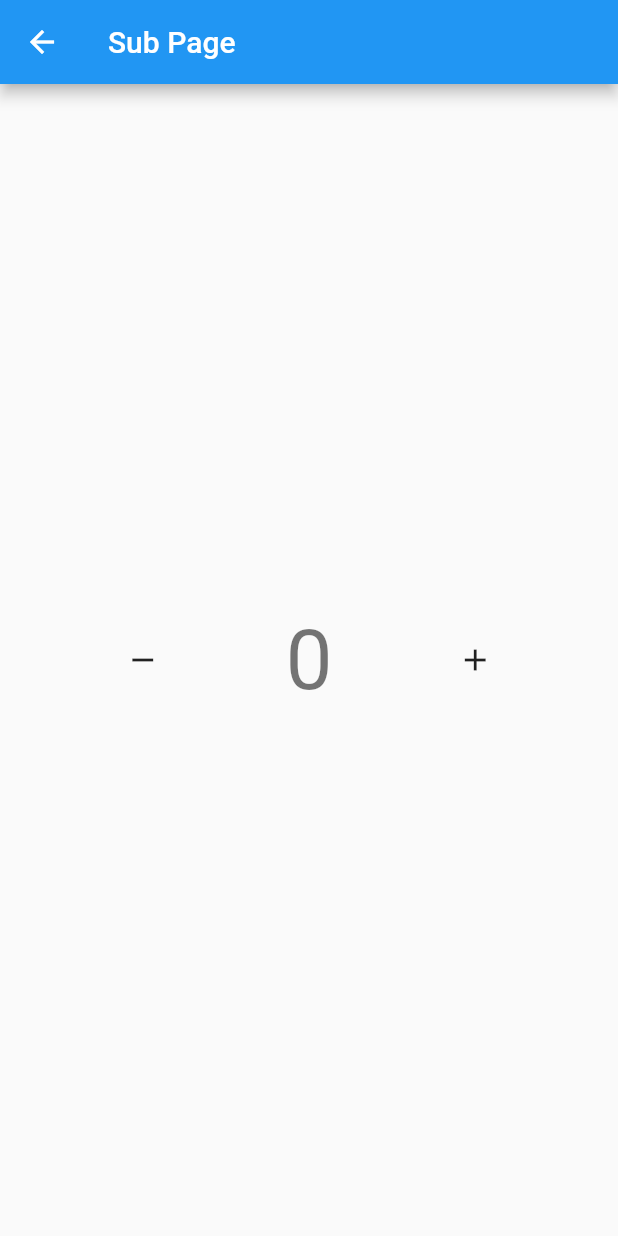
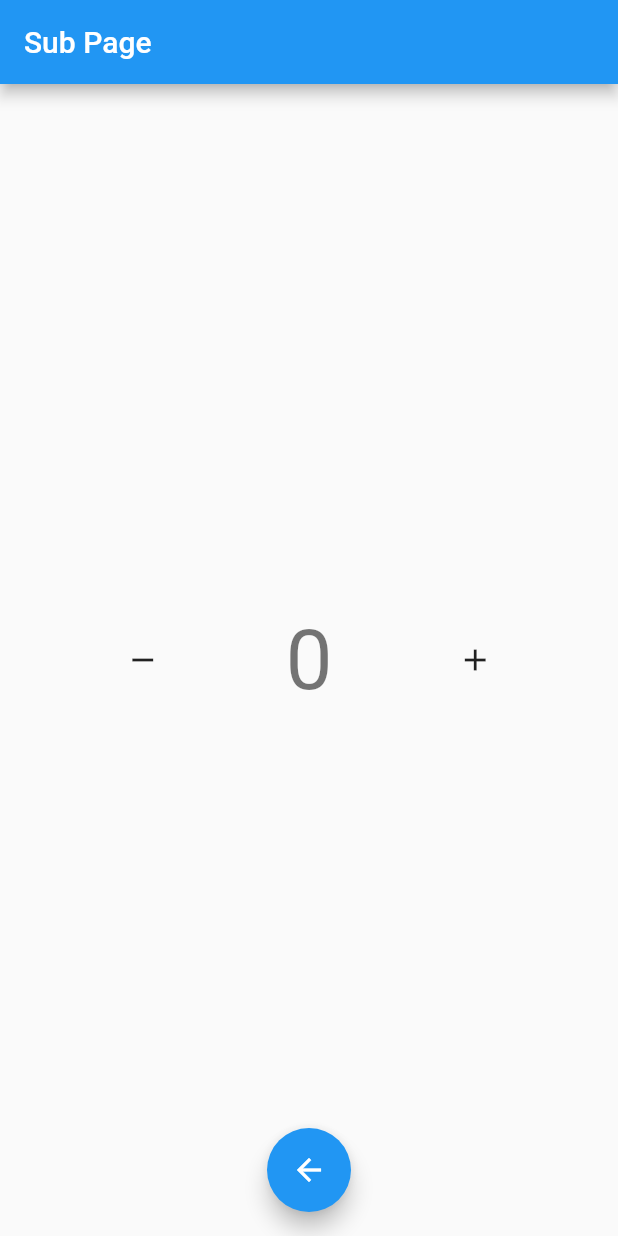
Before and after one commit to Mahmoud-Qtari/flutter_firs_task, a Flutter app: the SubPage screen opened directly, on a phone screen of 412 x 824 dp. Run offline on Flutter 3.47's test engine with Material 2 defaults, Android fonts, the phone set to English and light mode, and no system bars; our stand-ins replace bloc, flutter_bloc.

Commit message:
Update SubPage.dart

```diff
--- a/first_task/lib/SubPage.dart
+++ b/first_task/lib/SubPage.dart
@@ -1,5 +1,6 @@
 
 
+import 'package:first_task/MainPage.dart';
 import 'package:flutter/material.dart';
 import 'package:flutter_bloc/flutter_bloc.dart';
 import 'CounterView.dart';
@@ -12,6 +13,7 @@ class SubPage extends StatelessWidget {
     return Scaffold(
       appBar: AppBar(
         title: Text('Sub Page'),
+        automaticallyImplyLeading: false,
       ),
 
       body: BlocProvider(
@@ -19,18 +21,17 @@ class SubPage extends StatelessWidget {
         child: CounterView(),
       ),
 
-      /*floatingActionButton: FloatingActionButton(
+      floatingActionButton: FloatingActionButton(
         child: Icon(Icons.arrow_back),
         onPressed: () {
-          backToMainPage(context);
+          navigateToMainPage(context);
         },
       ),
       floatingActionButtonLocation: FloatingActionButtonLocation.centerFloat,
-      */
     );
   }
-/*
-  void backToMainPage(context) {
-    Navigator.pop(context);
-  }*/
+
+  Future navigateToMainPage(context) async {
+    await Navigator.push(context, MaterialPageRoute(builder: (context) => MainPage()));
+  }
 }
```
